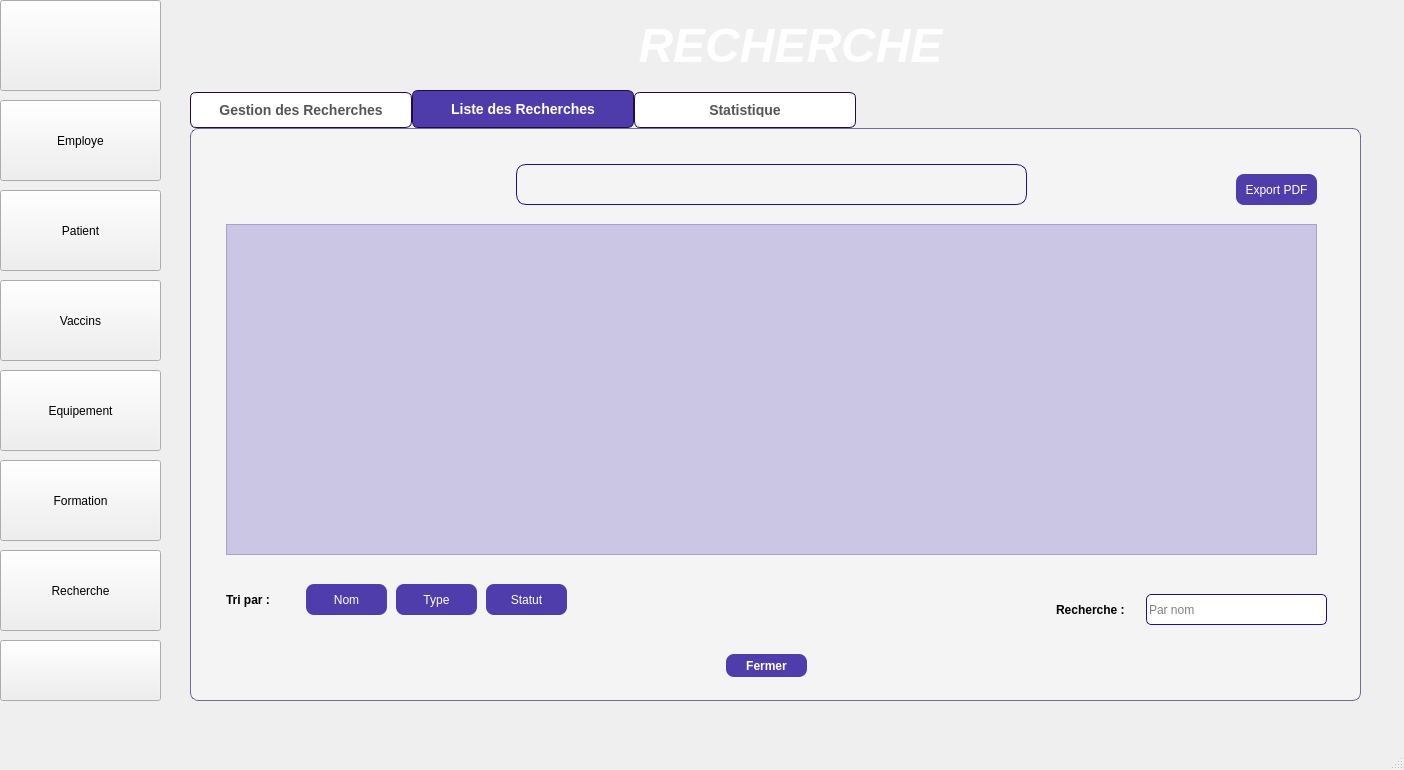
Qt form mainwindow.ui (Sahar231/projetcpp) before a commit.
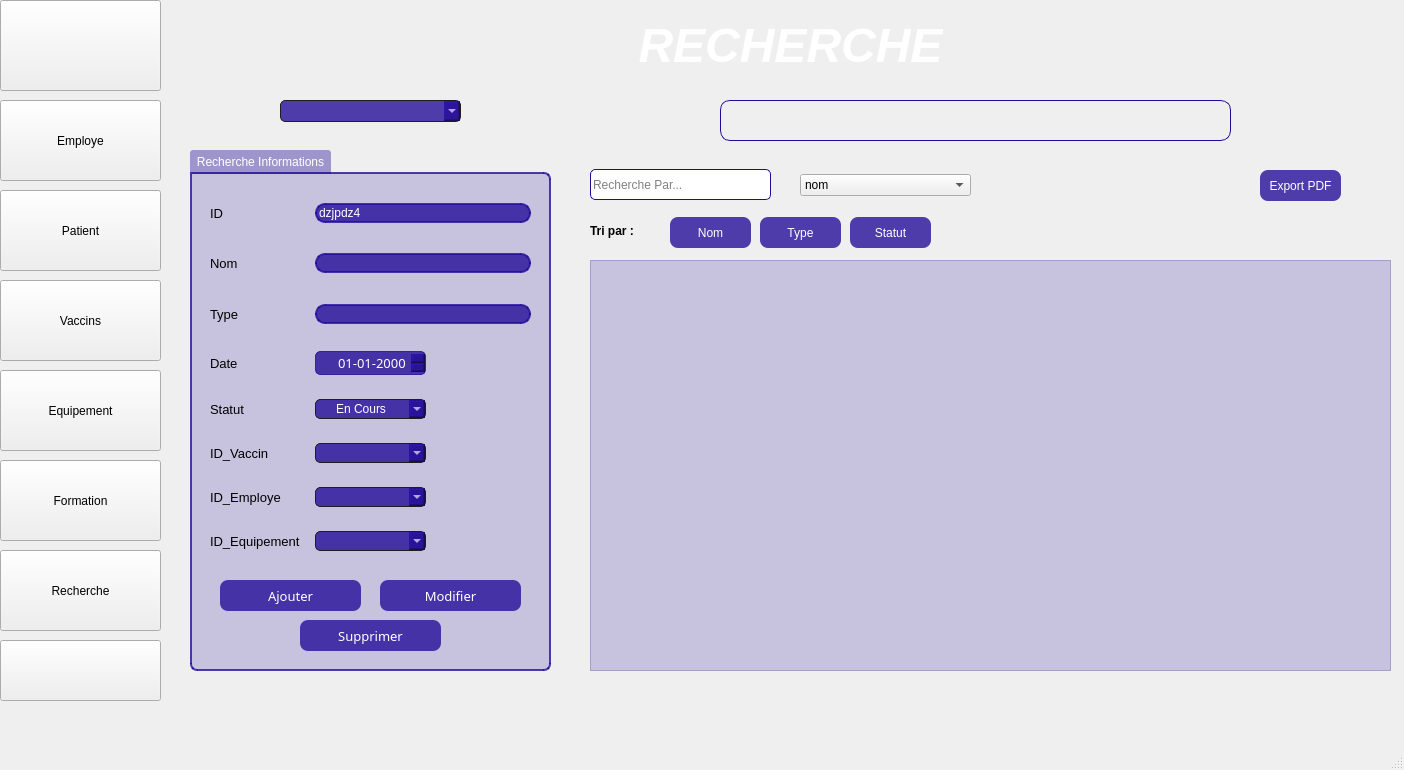
The same form after that commit. The open tabs and pages were chosen to show the change. Icons and pictures are not drawn.

Commit message: updates crud interface

```diff
--- a/mainwindow.ui
+++ b/mainwindow.ui
@@ -137,84 +137,13 @@
      <string/>
     </property>
    </widget>
-   <widget class="QTabWidget" name="tabWidget">
-    <property name="geometry">
-     <rect>
-      <x>190</x>
-      <y>90</y>
-      <width>1171</width>
-      <height>611</height>
-     </rect>
-    </property>
-    <property name="styleSheet">
-     <string notr="true">QTabWidget::pane {
-
-   border: 1px solid rgba(35, 10, 80, 150); /* Darker purple, semi-transparent */
-    background: rgba(248, 249, 250, 150); /* Light neutral with transparency */
-    border-radius: 8px;
-    padding: 5px;
-}
-
-/* 🔹 Tab Bar (The Strip Holding Tabs) */
-QTabBar::tab {
-    background: white;
-    border: 1px solid #230A50; /* Darker purple, thin border */
-    padding: 10px 20px;
-    border-radius: 6px 6px 0px 0px;
-    font-size: 14px;
-    font-weight: bold;
-    color: #555;
-    transition: all 0.3s ease-in-out;
-    min-width: 180px;
-}
-
-/* 🔹 Hover Effect */
-QTabBar::tab:hover {
-    background: qlineargradient(spread:pad, x1:0, y1:0, x2:0, y2:1, 
-        stop:0 #5A1E8B, /* Dark purple */
-        stop:1 #230A50); /* Even darker purple */
-    color: white;
-    border-color: #230A50; /* Darker purple */
-}
-
-/* 🔹 Selected Tab */
-QTabBar::tab:selected {
-    background: rgba(35,10,152,200); /* Blue */
-    color: white;
-    border-color: #230A50; /* Darker purple */
-}
-
-/* 🔹 Unselected Tabs */
-QTabBar::tab:!selected {
-    margin-top: 2px;
-}
-
-/* 🔹 Close Button on Tabs (if enabled) */
-QTabBar::close-button {
-    image: url(:/icons/close.png);
-    padding: 5px;
-}
-
-QTabBar::close-button:hover {
-    image: url(:/icons/close_hover.png);
-}
-
-</string>
-    </property>
-    <property name="currentIndex">
-     <number>0</number>
-    </property>
-    <widget class="QWidget" name="tab">
-     <attribute name="title">
-      <string>Gestion des Recherches</string>
-     </attribute>
      <widget class="QGroupBox" name="Recherche_Infos">
       <property name="geometry">
        <rect>
-        <x>70</x>
-        <y>30</y>
-        <width>371</width>
-        <height>481</height>
+      <x>190</x>
+      <y>150</y>
+      <width>361</width>
+      <height>521</height>
        </rect>
       </property>
       <property name="styleSheet">
@@ -627,7 +556,7 @@
       <widget class="QPushButton" name="Rc_push_Ajouter">
        <property name="geometry">
         <rect>
-         <x>110</x>
+       <x>30</x>
          <y>430</y>
          <width>141</width>
          <height>31</height>
@@ -653,72 +582,11 @@
         <string>Ajouter</string>
        </property>
       </widget>
-     </widget>
-     <widget class="QComboBox" name="RC_combo_ID">
-      <property name="geometry">
-       <rect>
-        <x>770</x>
-        <y>110</y>
-        <width>181</width>
-        <height>22</height>
-       </rect>
-      </property>
-      <property name="styleSheet">
-       <string notr="true">QComboBox
-{
-    subcontrol-origin: padding;
-    subcontrol-position: top right;
-    selection-background-color: #111;
-    selection-color: yellow;
-    color: white; /* Changed to white to match button text color */
-    background-color: rgba(35, 10, 152, 200); /* Matched button's base color */
-    border-style: solid;
-    border: 1px solid #1e1e1e;
-    border-radius: 5px; /* Changed to 5px to match button's 8px radius more closely */
-    padding: 1px 0px 1px 20px;
-}
-
-QComboBox:hover
-{
-    background-color: qlineargradient(spread:pad, x1:0, y1:0, x2:0, y2:1, stop:0 rgba(117, 201, 187, 200), stop:1 rgba(35, 10, 152, 200)); /* Matched button's hover gradient */
-    border: 1px solid #1e1e1e;
-}</string>
-      </property>
-     </widget>
-     <widget class="QPushButton" name="Rc_push_Supprimer">
-      <property name="geometry">
-       <rect>
-        <x>710</x>
-        <y>170</y>
-        <width>141</width>
-        <height>31</height>
-       </rect>
-      </property>
-      <property name="font">
-       <font>
-        <family>Montserrat Medium</family>
-        <pointsize>10</pointsize>
-       </font>
-      </property>
-      <property name="styleSheet">
-       <string notr="true">QPushButton {
-background-color: rgba(35,10,152, 200);
-border-radius: 8px;
-color: white;
-}
-QPushButton:hover {
-background-color: qlineargradient(spread:pad, x1:0, y1:0, x2:0, y2:1, stop:0 rgba(117, 201, 187, 200), stop:1 rgba(35,10,152, 200));
-}</string>
-      </property>
-      <property name="text">
-       <string>Supprimer</string>
-      </property>
-     </widget>
      <widget class="QPushButton" name="Rc_push_Modifier">
       <property name="geometry">
        <rect>
-        <x>880</x>
-        <y>170</y>
+       <x>190</x>
+       <y>430</y>
         <width>141</width>
         <height>31</height>
        </rect>
@@ -743,20 +611,21 @@
        <string>Modifier</string>
       </property>
      </widget>
-    </widget>
-    <widget class="QWidget" name="tab_2">
-     <attribute name="title">
-      <string>Liste des Recherches</string>
-     </attribute>
-     <widget class="QPushButton" name="Rc_Button_Tri_Numtel">
+    <widget class="QPushButton" name="Rc_push_Supprimer">
       <property name="geometry">
        <rect>
-        <x>290</x>
-        <y>450</y>
-        <width>81</width>
+       <x>110</x>
+       <y>470</y>
+       <width>141</width>
         <height>31</height>
        </rect>
       </property>
+     <property name="font">
+      <font>
+       <family>Montserrat Medium</family>
+       <pointsize>10</pointsize>
+      </font>
+     </property>
       <property name="styleSheet">
        <string notr="true">QPushButton {
 background-color: rgba(35,10,152, 200);
@@ -768,146 +637,59 @@
 }</string>
       </property>
       <property name="text">
-       <string>Statut</string>
-      </property>
-     </widget>
-     <widget class="QLabel" name="Rc_Label_TriPar">
-      <property name="geometry">
-       <rect>
-        <x>30</x>
-        <y>450</y>
-        <width>71</width>
-        <height>31</height>
-       </rect>
-      </property>
-      <property name="font">
-       <font>
-        <weight>75</weight>
-        <bold>true</bold>
-       </font>
-      </property>
-      <property name="text">
-       <string>Tri par :</string>
-      </property>
-     </widget>
-     <widget class="QLineEdit" name="Rc_Line_Recherche">
+      <string>Supprimer</string>
+     </property>
+    </widget>
+   </widget>
+   <widget class="QComboBox" name="RC_combo_ID">
       <property name="geometry">
        <rect>
-        <x>950</x>
-        <y>460</y>
+      <x>280</x>
+      <y>100</y>
         <width>181</width>
-        <height>31</height>
+      <height>22</height>
        </rect>
       </property>
       <property name="styleSheet">
-       <string notr="true">QLineEdit {
-		border: 1px solid #230a98;
-		border-radius: 5px;
+     <string notr="true">QComboBox
+{
+    subcontrol-origin: padding;
+    subcontrol-position: top right;
+    selection-background-color: #111;
+    selection-color: yellow;
+    color: white; /* Changed to white to match button text color */
+    background-color: rgba(35, 10, 152, 200); /* Matched button's base color */
+    border-style: solid;
+    border: 1px solid #1e1e1e;
+    border-radius: 5px; /* Changed to 5px to match button's 8px radius more closely */
+    padding: 1px 0px 1px 20px;
 }
-QLineEdit:hover {
-		border: 1px solid #7359f0;
+
+QComboBox:hover
+{
+    background-color: qlineargradient(spread:pad, x1:0, y1:0, x2:0, y2:1, stop:0 rgba(117, 201, 187, 200), stop:1 rgba(35, 10, 152, 200)); /* Matched button's hover gradient */
+    border: 1px solid #1e1e1e;
 }</string>
       </property>
-      <property name="inputMask">
-       <string/>
-      </property>
-      <property name="placeholderText">
-       <string>Par nom</string>
-      </property>
      </widget>
      <widget class="QTableView" name="Rc_TableView_Res">
       <property name="geometry">
        <rect>
-        <x>30</x>
-        <y>90</y>
-        <width>1091</width>
-        <height>331</height>
+      <x>590</x>
+      <y>260</y>
+      <width>801</width>
+      <height>411</height>
        </rect>
       </property>
       <property name="styleSheet">
        <string notr="true">background-color:rgba(35,10,152, 50);</string>
       </property>
      </widget>
-     <widget class="QPushButton" name="Rc_Button_Fermer">
-      <property name="geometry">
-       <rect>
-        <x>530</x>
-        <y>520</y>
-        <width>81</width>
-        <height>23</height>
-       </rect>
-      </property>
-      <property name="font">
-       <font>
-        <weight>75</weight>
-        <bold>true</bold>
-       </font>
-      </property>
-      <property name="styleSheet">
-       <string notr="true">QPushButton {
-background-color: rgba(35,10,152, 200);
-border-radius: 8px;
-color: white;
-}
-QPushButton:hover {
-background-color: qlineargradient(spread:pad, x1:0, y1:0, x2:0, y2:1, stop:0 rgba(117, 201, 187, 200), stop:1 rgba(35,10,152, 200));
-}</string>
-      </property>
-      <property name="text">
-       <string>Fermer</string>
-      </property>
-     </widget>
-     <widget class="QPushButton" name="Rc_Button_Tri_Nom">
-      <property name="geometry">
-       <rect>
-        <x>110</x>
-        <y>450</y>
-        <width>81</width>
-        <height>31</height>
-       </rect>
-      </property>
-      <property name="styleSheet">
-       <string notr="true">QPushButton {
-background-color: rgba(35,10,152, 200);
-border-radius: 8px;
-color: white;
-}
-QPushButton:hover {
-background-color: qlineargradient(spread:pad, x1:0, y1:0, x2:0, y2:1, stop:0 rgba(117, 201, 187, 200), stop:1 rgba(35,10,152, 200));
-}</string>
-      </property>
-      <property name="text">
-       <string>Nom</string>
-      </property>
-     </widget>
-     <widget class="QPushButton" name="Rc_Button_ExportPDF">
-      <property name="geometry">
-       <rect>
-        <x>1040</x>
-        <y>40</y>
-        <width>81</width>
-        <height>31</height>
-       </rect>
-      </property>
-      <property name="styleSheet">
-       <string notr="true">QPushButton {
-background-color: rgba(35,10,152, 200);
-border-radius: 8px;
-color: white;
-}
-QPushButton:hover {
-background-color: qlineargradient(spread:pad, x1:0, y1:0, x2:0, y2:1, stop:0 rgba(117, 201, 187, 200), stop:1 rgba(35,10,152, 200));
-}</string>
-      </property>
-      <property name="text">
-       <string>Export PDF</string>
-      </property>
-     </widget>
      <widget class="QLabel" name="Rc_Label_InfoAffichage">
       <property name="geometry">
        <rect>
-        <x>320</x>
-        <y>30</y>
+      <x>720</x>
+      <y>100</y>
         <width>511</width>
         <height>41</height>
        </rect>
@@ -922,11 +704,124 @@
        <string/>
       </property>
      </widget>
+   <widget class="QPushButton" name="Rc_Button_ExportPDF">
+    <property name="geometry">
+     <rect>
+      <x>1260</x>
+      <y>170</y>
+      <width>81</width>
+      <height>31</height>
+     </rect>
+    </property>
+    <property name="styleSheet">
+     <string notr="true">QPushButton {
+background-color: rgba(35,10,152, 200);
+border-radius: 8px;
+color: white;
+}
+QPushButton:hover {
+background-color: qlineargradient(spread:pad, x1:0, y1:0, x2:0, y2:1, stop:0 rgba(117, 201, 187, 200), stop:1 rgba(35,10,152, 200));
+}</string>
+    </property>
+    <property name="text">
+     <string>Export PDF</string>
+    </property>
+   </widget>
+   <widget class="QLineEdit" name="Rc_Line_Recherche">
+    <property name="geometry">
+     <rect>
+      <x>590</x>
+      <y>169</y>
+      <width>181</width>
+      <height>31</height>
+     </rect>
+    </property>
+    <property name="styleSheet">
+     <string notr="true">QLineEdit {
+		border: 1px solid #230a98;
+		border-radius: 5px;
+}
+QLineEdit:hover {
+		border: 1px solid #7359f0;
+}</string>
+    </property>
+    <property name="inputMask">
+     <string/>
+    </property>
+    <property name="placeholderText">
+     <string>Recherche Par...</string>
+    </property>
+   </widget>
+   <widget class="QPushButton" name="Rc_Button_Tri_Numtel">
+    <property name="geometry">
+     <rect>
+      <x>850</x>
+      <y>217</y>
+      <width>81</width>
+      <height>31</height>
+     </rect>
+    </property>
+    <property name="styleSheet">
+     <string notr="true">QPushButton {
+background-color: rgba(35,10,152, 200);
+border-radius: 8px;
+color: white;
+}
+QPushButton:hover {
+background-color: qlineargradient(spread:pad, x1:0, y1:0, x2:0, y2:1, stop:0 rgba(117, 201, 187, 200), stop:1 rgba(35,10,152, 200));
+}</string>
+    </property>
+    <property name="text">
+     <string>Statut</string>
+    </property>
+   </widget>
+   <widget class="QLabel" name="Rc_Label_TriPar">
+    <property name="geometry">
+     <rect>
+      <x>590</x>
+      <y>215</y>
+      <width>71</width>
+      <height>31</height>
+     </rect>
+    </property>
+    <property name="font">
+     <font>
+      <weight>75</weight>
+      <bold>true</bold>
+     </font>
+    </property>
+    <property name="text">
+     <string>Tri par :</string>
+    </property>
+   </widget>
+   <widget class="QPushButton" name="Rc_Button_Tri_Nom">
+    <property name="geometry">
+     <rect>
+      <x>670</x>
+      <y>217</y>
+      <width>81</width>
+      <height>31</height>
+     </rect>
+    </property>
+    <property name="styleSheet">
+     <string notr="true">QPushButton {
+background-color: rgba(35,10,152, 200);
+border-radius: 8px;
+color: white;
+}
+QPushButton:hover {
+background-color: qlineargradient(spread:pad, x1:0, y1:0, x2:0, y2:1, stop:0 rgba(117, 201, 187, 200), stop:1 rgba(35,10,152, 200));
+}</string>
+    </property>
+    <property name="text">
+     <string>Nom</string>
+    </property>
+   </widget>
      <widget class="QPushButton" name="Rc_Button_Tri_Email">
       <property name="geometry">
        <rect>
-        <x>200</x>
-        <y>450</y>
+      <x>760</x>
+      <y>217</y>
         <width>81</width>
         <height>31</height>
        </rect>
@@ -945,31 +840,30 @@
        <string>Type</string>
       </property>
      </widget>
-     <widget class="QLabel" name="Rc_Label_Recherche">
+   <widget class="QComboBox" name="comboBox">
       <property name="geometry">
        <rect>
-        <x>860</x>
-        <y>460</y>
-        <width>81</width>
-        <height>31</height>
-       </rect>
-      </property>
-      <property name="font">
-       <font>
-        <weight>75</weight>
-        <bold>true</bold>
-       </font>
-      </property>
+      <x>800</x>
+      <y>174</y>
+      <width>171</width>
+      <height>22</height>
+     </rect>
+    </property>
+    <item>
+     <property name="text">
+      <string>nom</string>
+     </property>
+    </item>
+    <item>
       <property name="text">
-       <string>Recherche :</string>
-      </property>
-     </widget>
-    </widget>
-    <widget class="QWidget" name="Statistique">
-     <attribute name="title">
-      <string>Statistique</string>
-     </attribute>
-    </widget>
+      <string>type</string>
+     </property>
+    </item>
+    <item>
+     <property name="text">
+      <string>statut</string>
+     </property>
+    </item>
    </widget>
   </widget>
   <widget class="QMenuBar" name="menubar">
```
Lines whose indentation alone changed are shown as unchanged. The commit also changes 1 other file.
